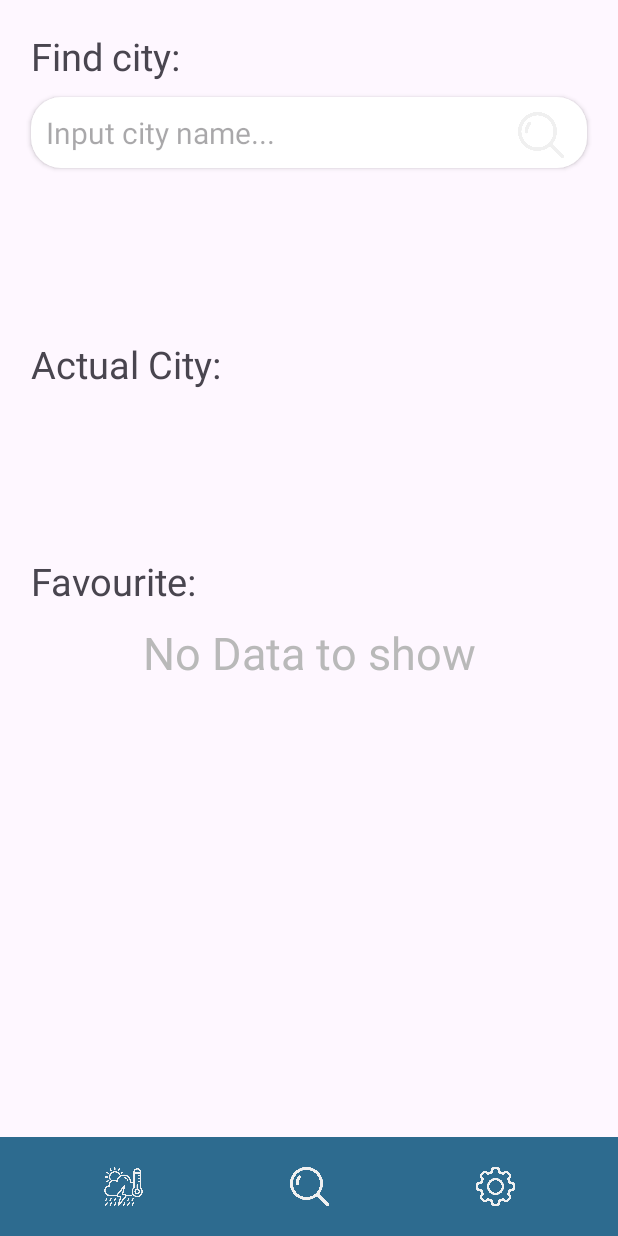
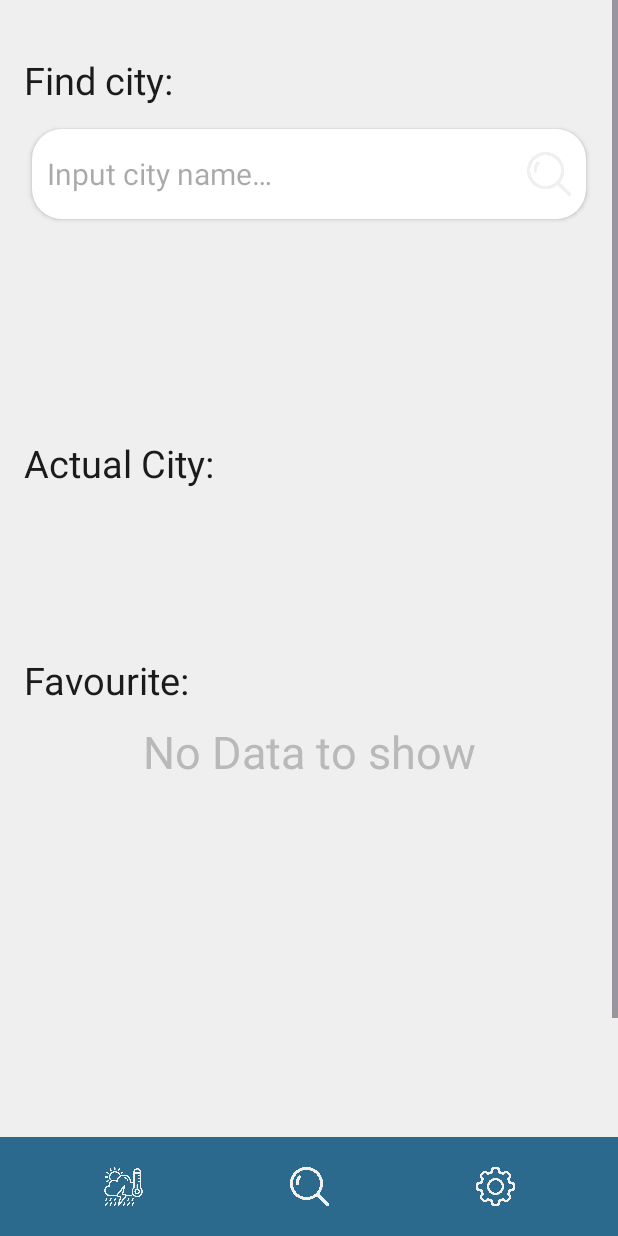
Before and after one commit to SebastianCieslik245787/WeatherApp, an Android app: the fragment FindCityFragment placed in its activity, on a phone screen of 412 x 824 dp. Run offline under Robolectric (Android 15) with nearby library versions, the phone set to English and light mode, and no system bars.

Commit message:
Visual changes

```diff
--- a/app/src/main/java/com/example/weatherapp/FutureWeatherForecastItem.kt
+++ b/app/src/main/java/com/example/weatherapp/FutureWeatherForecastItem.kt
@@ -18,7 +18,7 @@ class FutureWeatherForecastItem(data: JSONObject) {
     private var windDeg : Int = data.getJSONObject("wind").getInt("deg")
     private var rain: Double = data.optJSONObject("rain")?.optDouble("1h") ?: 0.0
     private var visibility : Int = data.getInt("visibility")
-    private var partOfDay : String = data.getJSONObject("sys").optString("pod", "0")
+    private var partOfDay : String = data.getJSONObject("sys").optString("pod", "d")
 
     fun getTime(): String {
         val formatter = DateTimeFormatter.ofPattern("HH:mm")
--- a/app/src/main/res/layout/activity_main.xml
+++ b/app/src/main/res/layout/activity_main.xml
@@ -5,6 +5,7 @@
     android:id="@+id/main"
     android:layout_width="match_parent"
     android:layout_height="match_parent"
+    android:background="@color/background"
     tools:context=".MainActivity">
 
     <TextView
@@ -32,7 +33,7 @@
         app:layout_constraintTop_toBottomOf="@id/error"
         app:layout_constraintStart_toStartOf="parent"
         app:layout_constraintEnd_toEndOf="parent"
-        app:layout_constraintHeight_percent="0.92">
+        app:layout_constraintHeight_percent="@dimen/frameContainerHeight">
     </FrameLayout>
 
     <ProgressBar
@@ -59,7 +60,7 @@
         app:layout_constraintBottom_toBottomOf="parent"
         app:layout_constraintStart_toStartOf="parent"
         app:layout_constraintEnd_toEndOf="parent"
-        app:layout_constraintHeight_percent="0.08">
+        app:layout_constraintHeight_percent="@dimen/bottomBarHeight">
 
         <ImageButton
             android:id="@+id/buttonForecast"
--- a/app/src/main/res/layout/favourite_item.xml
+++ b/app/src/main/res/layout/favourite_item.xml
@@ -25,6 +25,7 @@
         android:autoSizeMinTextSize="10sp"
         android:autoSizeMaxTextSize="50sp"
         android:autoSizeStepGranularity="1sp"
+        android:textColor="@color/textColorItems"
         tools:ignore="RtlSymmetry" />
 
     <ImageButton
--- a/app/src/main/res/layout/find_city.xml
+++ b/app/src/main/res/layout/find_city.xml
@@ -1,137 +1,113 @@
 <?xml version="1.0" encoding="utf-8"?>
-<androidx.constraintlayout.widget.ConstraintLayout xmlns:android="http://schemas.android.com/apk/res/android"
+<ScrollView xmlns:android="http://schemas.android.com/apk/res/android"
     xmlns:tools="http://schemas.android.com/tools"
     android:layout_width="match_parent"
     android:layout_height="match_parent"
-    xmlns:app="http://schemas.android.com/apk/res-auto">
+    android:fillViewport="true">
+
+    <LinearLayout
+        android:layout_width="match_parent"
+        android:layout_height="wrap_content"
+        android:orientation="vertical"
+        android:padding="16dp"
+        android:gravity="center_horizontal">
 
         <TextView
             android:id="@+id/findCityLabel"
-        android:layout_width="0dp"
+            android:layout_width="match_parent"
             android:layout_height="wrap_content"
-        app:layout_constraintTop_toTopOf="parent"
-        app:layout_constraintStart_toStartOf="parent"
-        app:layout_constraintEnd_toEndOf="parent"
-        app:layout_constraintWidth_percent="0.9"
             android:layout_marginTop="20dp"
+            android:text="@string/find_city_label"
             android:textSize="25sp"
-        android:text="@string/find_city_label"
-        />
+            android:textColor="@color/textColorItems"/>
+
+        <RelativeLayout
+            android:layout_width="match_parent"
+            android:layout_height="wrap_content"
+            android:layout_marginTop="10dp">
 
             <EditText
                 android:id="@+id/findCity"
-        android:layout_width="0dp"
-        android:layout_height="wrap_content"
+                android:layout_width="match_parent"
+                android:layout_height="60dp"
+                android:background="@drawable/rounded_background"
+                android:elevation="2dp"
                 android:hint="@string/input_city_name_placeholder"
                 android:inputType="text"
-        app:layout_constraintWidth_percent="0.9"
-        app:layout_constraintHeight_percent="0.08"
-        app:layout_constraintTop_toBottomOf="@id/findCityLabel"
-        app:layout_constraintStart_toStartOf="parent"
-        app:layout_constraintEnd_toEndOf="parent"
-        android:background="@drawable/rounded_background"
-        android:layout_marginTop="10dp"
                 android:padding="10dp"
+                android:layout_margin="5dp"
                 android:paddingEnd="50dp"
-        android:elevation="2dp"
                 android:textSize="20sp"
-        tools:ignore="RtlSymmetry" />
-
+                tools:ignore="RtlSymmetry"
+                android:textColor="@color/textColorItems"/>
 
             <ImageButton
                 android:id="@+id/findCityButton"
-        android:layout_width="0dp"
-        android:layout_height="50dp"
+                android:layout_width="40dp"
+                android:layout_height="40dp"
+                android:layout_alignParentEnd="true"
+                android:layout_centerVertical="true"
+                android:background="@color/transparent"
                 android:contentDescription="@string/find_city"
-        app:layout_constraintTop_toTopOf="@id/findCity"
-        app:layout_constraintEnd_toEndOf="@id/findCity"
-        app:layout_constraintWidth_percent="0.1"
+                android:elevation="3dp"
+                android:padding="5dp"
+                android:layout_marginEnd="10dp"
                 android:scaleType="centerInside"
-        android:layout_marginEnd="10dp"
-        android:src="@drawable/search"
-        android:padding="5dp"
-        android:elevation="3dp"
-        android:background="@color/transparent"
-        />
+                android:src="@drawable/search" />
+        </RelativeLayout>
 
         <HorizontalScrollView
             android:id="@+id/findCityScrollView"
-        android:layout_width="0dp"
-        android:layout_height="0dp"
-        app:layout_constraintWidth_percent="0.9"
-        app:layout_constraintHeight_percent="0.11"
-        app:layout_constraintTop_toBottomOf="@id/findCity"
+            android:layout_width="match_parent"
+            android:layout_height="90dp"
             android:layout_marginTop="10dp"
-        android:layout_marginBottom="50dp"
-        app:layout_constraintStart_toStartOf="parent"
-        app:layout_constraintEnd_toEndOf="parent"
+            android:layout_marginBottom="20dp"
             android:fillViewport="true">
 
             <LinearLayout
                 android:id="@+id/foundCities"
                 android:layout_width="wrap_content"
-            android:layout_height="match_parent"
-            android:orientation="horizontal"
-            />
+                android:layout_height="wrap_content"
+                android:orientation="horizontal" />
         </HorizontalScrollView>
 
         <TextView
             android:id="@+id/activeCityLabel"
-        android:layout_width="0dp"
+            android:layout_width="match_parent"
             android:layout_height="wrap_content"
-        app:layout_constraintTop_toBottomOf="@id/findCityScrollView"
-        app:layout_constraintStart_toStartOf="parent"
-        app:layout_constraintEnd_toEndOf="parent"
-        app:layout_constraintWidth_percent="0.9"
             android:layout_marginTop="20dp"
+            android:text="@string/actual_city_label"
             android:textSize="25sp"
-        android:text="@string/actual_city_label"
-        />
+            android:textColor="@color/textColorItems"/>
 
         <LinearLayout
             android:id="@+id/actualCity"
-        android:layout_width="0dp"
+            android:layout_width="match_parent"
             android:layout_height="80dp"
-        android:orientation="horizontal"
-        app:layout_constraintWidth_percent="0.9"
-        app:layout_constraintTop_toBottomOf="@id/activeCityLabel"
-        app:layout_constraintStart_toStartOf="parent"
-        app:layout_constraintEnd_toEndOf="parent"
             android:layout_marginTop="10dp"
-        />
+            android:orientation="horizontal" />
 
         <TextView
             android:id="@+id/favouriteLabel"
-        android:layout_width="0dp"
+            android:layout_width="match_parent"
             android:layout_height="wrap_content"
-        app:layout_constraintTop_toBottomOf="@id/actualCity"
-        app:layout_constraintStart_toStartOf="parent"
-        app:layout_constraintEnd_toEndOf="parent"
-        app:layout_constraintWidth_percent="0.9"
             android:layout_marginTop="20dp"
+            android:text="@string/favourite_label"
             android:textSize="25sp"
-        android:text="@string/favourite_label"
-        />
-
+            android:textColor="@color/textColorItems"/>
 
         <ScrollView
-        android:layout_width="0dp"
-        android:layout_height="0dp"
-        app:layout_constraintWidth_percent="0.9"
-        app:layout_constraintHeight_percent="0.45"
-        app:layout_constraintTop_toBottomOf="@id/favouriteLabel"
+            android:layout_width="match_parent"
+            android:layout_height="300dp"
             android:layout_marginTop="10dp"
-        android:layout_marginBottom="50dp"
-        app:layout_constraintStart_toStartOf="parent"
-        app:layout_constraintEnd_toEndOf="parent"
-        >
+            android:layout_marginBottom="50dp">
+
             <LinearLayout
                 android:id="@+id/favourite"
                 android:layout_width="match_parent"
                 android:layout_height="wrap_content"
-            android:orientation="vertical"
-            />
-
+                android:orientation="vertical" />
         </ScrollView>
 
-</androidx.constraintlayout.widget.ConstraintLayout>
+    </LinearLayout>
+</ScrollView>
--- a/app/src/main/res/layout/founded_city_item.xml
+++ b/app/src/main/res/layout/founded_city_item.xml
@@ -21,6 +21,7 @@
         android:autoSizeMinTextSize="10sp"
         android:autoSizeMaxTextSize="35sp"
         android:autoSizeStepGranularity="1sp"
+        android:textColor="@color/textColorItems"
         tools:ignore="RtlSymmetry" />
     <TextView
         android:id="@+id/foundCityRegion"
@@ -31,10 +32,11 @@
         app:layout_constraintStart_toStartOf="parent"
         android:autoSizeTextType="uniform"
         android:gravity="center|start"
-        android:paddingStart="30dp"
+        android:paddingStart="20dp"
         android:autoSizeMinTextSize="10sp"
         android:autoSizeMaxTextSize="20sp"
         android:autoSizeStepGranularity="1sp"
+        android:textColor="@color/textColorItems"
 
         tools:ignore="RtlSymmetry" />
 
--- a/app/src/main/res/layout/main_item.xml
+++ b/app/src/main/res/layout/main_item.xml
@@ -16,6 +16,7 @@
         app:layout_constraintTop_toTopOf="parent"
         app:layout_constraintEnd_toEndOf="parent"
         android:padding="30dp"
+        android:elevation="10dp"
         app:layout_constraintHeight_percent="0.15"
         app:layout_constraintWidth_percent="0.1"
         android:scaleType="centerInside"
--- a/app/src/main/res/layout/settings.xml
+++ b/app/src/main/res/layout/settings.xml
@@ -15,6 +15,7 @@
         android:layout_marginTop="10dp"
         android:textSize="40sp"
         android:text="@string/settingsLabel"
+        android:textColor="@color/textColorItems"
         />
 
     <TextView
@@ -28,6 +29,7 @@
         android:layout_marginTop="10dp"
         android:textSize="20sp"
         android:text="@string/select_unit_label"
+        android:textColor="@color/textColorItems"
         />
 
     <Spinner
--- /dev/null
+++ b/app/src/main/res/values-land/dim.xml
@@ -0,0 +1,5 @@
+<?xml version="1.0" encoding="utf-8"?>
+<resources>
+    <dimen name="bottomBarHeight">0.15</dimen>
+    <dimen name="frameContainerHeight">0.85</dimen>
+</resources>
--- /dev/null
+++ b/app/src/main/res/values-night/colors.xml
@@ -0,0 +1,6 @@
+<?xml version="1.0" encoding="utf-8"?>
+<resources>
+    <color name="background">#757575</color>
+    <color name="textColorItems">#2D2D2D</color>
+    <color name="forecastItemBg">#5D5D5D</color>
+</resources>
--- a/app/src/main/res/values/colors.xml
+++ b/app/src/main/res/values/colors.xml
@@ -7,4 +7,6 @@
     <color name="menuBg">#E2E2E2</color>
     <color name="noDataText">#B9B9B9</color>
     <color name="errorBg">#952F2F</color>
+    <color name="background">#EFEFEF</color>
+    <color name="textColorItems">#1B1B1B</color>
 </resources>
--- /dev/null
+++ b/app/src/main/res/values/dim.xml
@@ -0,0 +1,5 @@
+<?xml version="1.0" encoding="utf-8"?>
+<resources>
+    <dimen name="bottomBarHeight">0.08</dimen>
+    <dimen name="frameContainerHeight">0.92</dimen>
+</resources>
--- a/app/src/main/res/values/strings.xml
+++ b/app/src/main/res/values/strings.xml
@@ -1,9 +1,9 @@
 <resources>
     <string name="app_name">WeatherApp</string>
     <string name="weathericon">weatherIcon</string>
-    <string name="forecastButtonDescription">Prognoza pogody</string>
-    <string name="searchButtonDescription">Wyszukaj miejscowość</string>
-    <string name="settingsButtonDescription">Ustawienia</string>
+    <string name="forecastButtonDescription">Forecast</string>
+    <string name="searchButtonDescription">Find City</string>
+    <string name="settingsButtonDescription">Settings</string>
     <string name="longitude">Longitude</string>
     <string name="refresh">refresh-data</string>
     <string name="latitude">Latitude</string>
@@ -13,12 +13,12 @@
     <string name="humidity">Humidity</string>
     <string name="wind_speed">Wind speed</string>
     <string name="wind_direction">Wind direction</string>
-    <string name="Info_label">Informacje:</string>
-    <string name="forecast_label">Prognoza:</string>
+    <string name="Info_label">Informations:</string>
+    <string name="forecast_label">Forecast:</string>
     <string name="settingsLabel">Settings</string>
     <string name="select_unit_label">Select Unit:</string>
     <string name="empty_data">No Data to show</string>
-    <string name="input_city_name_placeholder">Input city name...</string>
+    <string name="input_city_name_placeholder">Input city name…</string>
     <string name="find_city_label">Find city:</string>
     <string name="favourite">favourite</string>
     <string name="favourite_label">Favourite:</string>
--- a/app/src/main/res/values/style.xml
+++ b/app/src/main/res/values/style.xml
@@ -29,5 +29,6 @@
         <item name="layout_constraintTop_toTopOf">parent</item>
         <item name="paddingStart">10dp</item>
         <item name="android:gravity">center|start</item>
+        <item name="android:textColor">@color/textColorItems</item>
     </style>
 </resources>
```
Also changed, not shown: app/src/main/res/layout/forecast_item.xml (+5 -2 lines), app/src/main/res/layout/more_info.xml (+27 -16 lines), app/src/main/res/layout-sw600dp-land/activity_main.xml (renamed from app/src/main/res/layout-w600dp/activity_main.xml). Lines whose indentation alone changed are shown as unchanged.
